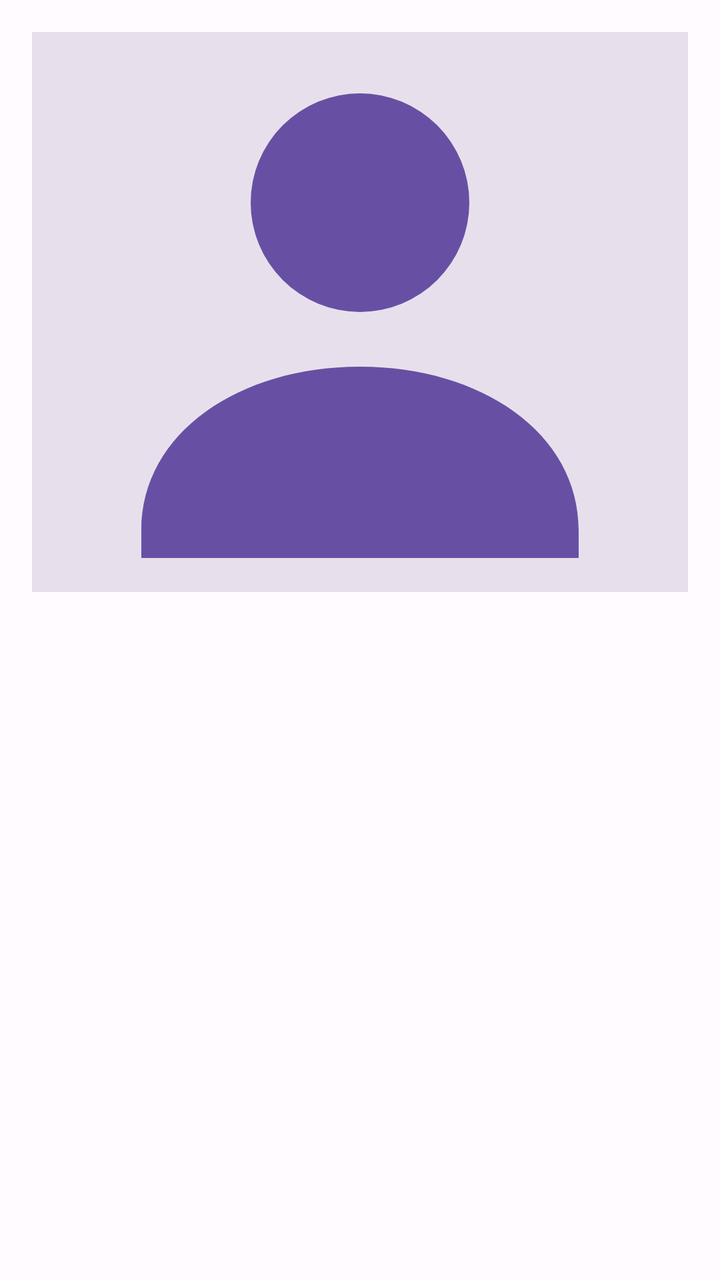
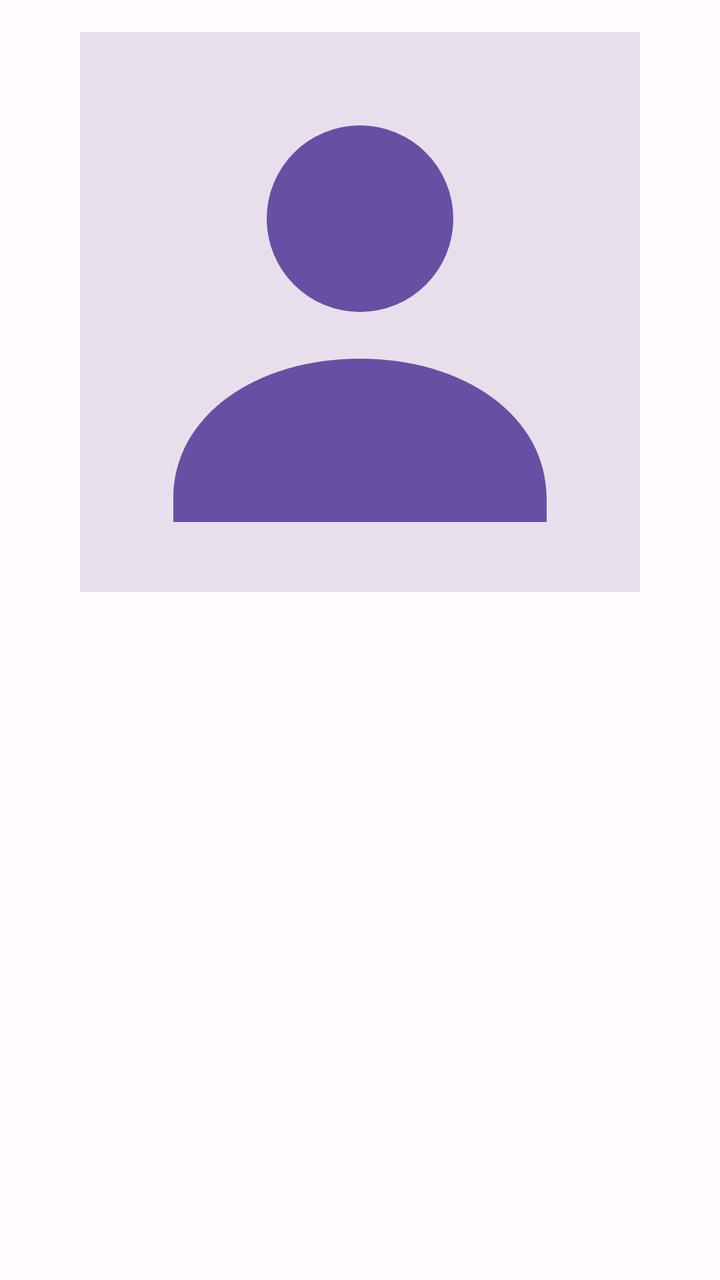

Two renders of the same Android screen: before a commit and after it. Below are the layout's source before the change and the commit's diff.
<!-- AndroidManifest.xml: application theme Theme.HistoryQuizRU -->
<!-- res/layout/activity_personality_detail.xml -->
<?xml version="1.0" encoding="utf-8"?>
<ScrollView xmlns:android="http://schemas.android.com/apk/res/android"
    android:layout_width="match_parent"
    android:layout_height="match_parent"
    android:fillViewport="true">

    <LinearLayout
        android:layout_width="match_parent"
        android:layout_height="wrap_content"
        android:orientation="vertical"
        android:padding="16dp">

        <ImageView
            android:id="@+id/ivPersonality"
            android:layout_width="match_parent"
            android:layout_height="280dp"
            android:contentDescription="@string/image_placeholder_description"
            android:scaleType="centerCrop"
            android:src="@drawable/ic_placeholder" />

        <TextView
            android:id="@+id/tvName"
            android:layout_width="match_parent"
            android:layout_height="wrap_content"
            android:layout_marginTop="16dp"
            android:textAppearance="?attr/textAppearanceHeadlineSmall" />

        <TextView
            android:id="@+id/tvYearsOfLife"
            android:layout_width="match_parent"
            android:layout_height="wrap_content"
            android:layout_marginTop="8dp"
            android:textAppearance="?attr/textAppearanceBodyLarge" />

        <TextView
            android:id="@+id/tvEpoch"
            android:layout_width="match_parent"
            android:layout_height="wrap_content"
            android:layout_marginTop="4dp"
            android:textAppearance="?attr/textAppearanceBodyLarge" />

        <TextView
            android:id="@+id/tvDescription"
            android:layout_width="match_parent"
            android:layout_height="wrap_content"
            android:layout_marginTop="16dp"
            android:textAppearance="?attr/textAppearanceBodyLarge" />

    </LinearLayout>
</ScrollView>
<!-- resources referenced by this layout -->
<resources>
  <!-- drawable ic_placeholder (drawable) -->
  <vector xmlns:android="http://schemas.android.com/apk/res/android"
      android:width="48dp"
      android:height="48dp"
      android:viewportWidth="48"
      android:viewportHeight="48">
      <path
          android:fillColor="@color/color_placeholder"
          android:pathData="M0,0h48v48h-48z" />
      <path
          android:fillColor="#6750A4"
          android:pathData="M24,8a8,8 0,1 0,0 16a8,8 0,0 0,0 -16M8,40c0,-7.2 7.2,-12 16,-12s16,4.8 16,12v2H8z" />
  </vector>
  <string name="image_placeholder_description">Изображение исторической личности</string>
  <style name="Theme.HistoryQuizRU" parent="Theme.Material3.Light.NoActionBar">
          <item name="colorPrimary">@color/color_primary</item>
          <item name="colorOnPrimary">@color/color_on_primary</item>
          <item name="colorSecondary">@color/color_secondary</item>
          <item name="colorOnSecondary">@color/color_on_secondary</item>
          <item name="android:colorBackground">@color/color_background</item>
          <item name="colorSurface">@color/color_surface</item>
          <item name="colorOnSurface">@color/color_on_surface</item>
          <item name="android:statusBarColor">@color/color_background</item>
          <item name="android:navigationBarColor">@color/color_background</item>
          <item name="android:windowLightStatusBar">true</item>
          <item name="android:windowActionModeOverlay">true</item>
      </style>
  <color name="color_placeholder">#E7E0EC</color>
  <color name="color_primary">#6750A4</color>
  <color name="color_on_primary">#FFFFFF</color>
  <color name="color_secondary">#625B71</color>
  <color name="color_on_secondary">#FFFFFF</color>
  <color name="color_background">#FFFBFE</color>
  <color name="color_surface">#FFFBFE</color>
  <color name="color_on_surface">#1C1B1F</color>
</resources>

<!-- the commit's change to res/layout/activity_personality_detail.xml (unified diff, before → after) -->
@@ -15,7 +15,7 @@
             android:layout_width="match_parent"
             android:layout_height="280dp"
             android:contentDescription="@string/image_placeholder_description"
-            android:scaleType="centerCrop"
+            android:scaleType="fitCenter"
             android:src="@drawable/ic_placeholder" />
 
         <TextView
